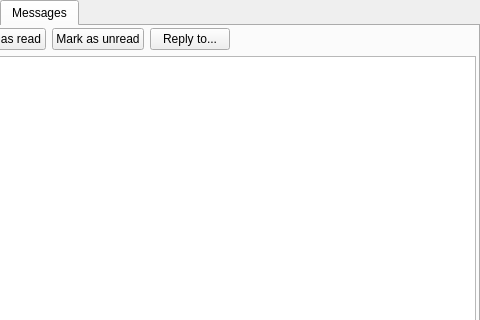
The window that src/plugins/blogique/plugins/metida/profilewidget.ui (0xd34df00d/leechcraft) describes before a commit, drawn with Qt 5; both pictures show x 252 to 732 and y 0 to 320 of the 732 by 565 pixel window.
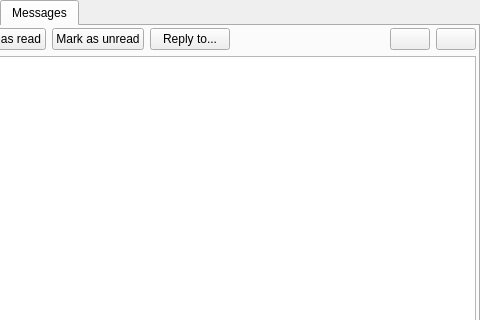
The same window after the commit. The open tabs and pages were chosen to show the change.

```diff
--- a/src/plugins/blogique/plugins/metida/profilewidget.ui
+++ b/src/plugins/blogique/plugins/metida/profilewidget.ui
@@ -297,6 +297,20 @@
            </property>
           </spacer>
          </item>
+         <item>
+          <widget class="QPushButton" name="Prevous_">
+           <property name="text">
+            <string/>
+           </property>
+          </widget>
+         </item>
+         <item>
+          <widget class="QPushButton" name="Next_">
+           <property name="text">
+            <string/>
+           </property>
+          </widget>
+         </item>
         </layout>
        </item>
        <item row="1" column="0">
```
Left out of the diff: 7 changed lines with no effect on the pictures.
